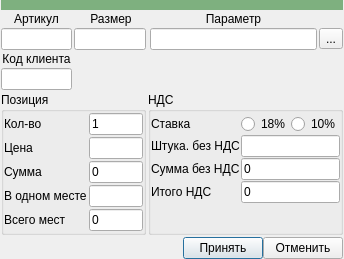
This is ui/order_position.ui in Meller008/CRM-Avi as Qt 5 draws it before an edit. The edited form follows.
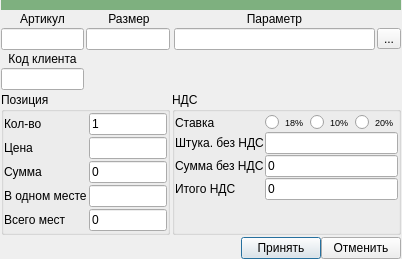
This is the edited form.

Commit message: Работа - Добавленно 20% НДС в заказы

The edit to the form file:
```diff
--- a/ui/order_position.ui
+++ b/ui/order_position.ui
@@ -6,7 +6,7 @@
    <rect>
     <x>0</x>
     <y>0</y>
-    <width>344</width>
+    <width>402</width>
     <height>240</height>
    </rect>
   </property>
@@ -321,8 +321,16 @@
       </item>
       <item row="0" column="1">
        <layout class="QHBoxLayout" name="horizontalLayout_2">
+        <property name="spacing">
+         <number>2</number>
+        </property>
         <item>
          <widget class="QRadioButton" name="nds_1">
+          <property name="font">
+           <font>
+            <pointsize>7</pointsize>
+           </font>
+          </property>
           <property name="text">
            <string>18%</string>
           </property>
@@ -336,11 +344,28 @@
         </item>
         <item>
          <widget class="QRadioButton" name="nds_2">
+          <property name="font">
+           <font>
+            <pointsize>7</pointsize>
+           </font>
+          </property>
           <property name="text">
            <string>10%</string>
           </property>
          </widget>
         </item>
+        <item>
+         <widget class="QRadioButton" name="nds_3">
+          <property name="font">
+           <font>
+            <pointsize>7</pointsize>
+           </font>
+          </property>
+          <property name="text">
+           <string>20%</string>
+          </property>
+         </widget>
+        </item>
        </layout>
       </item>
       <item row="4" column="0">
```
The commit also changes 1 other file.
